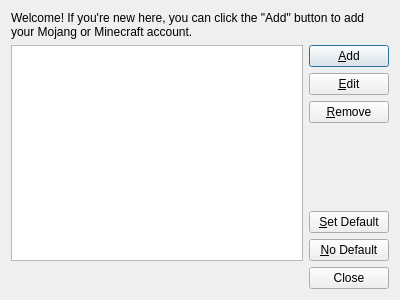
Above: gui/dialogs/AccountListDialog.ui from FreesmTeam/FreesmLauncher before the change. Below: the same form after it.
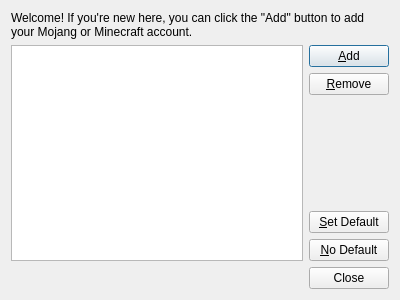
That is the form after the change.

Commit message:
Rework the password dialog
It's now used as a general purpose "account edit dialog". It'll be used
for entering usernames, passwords, or both.

What changed in the file:
```diff
--- a/gui/dialogs/AccountListDialog.ui
+++ b/gui/dialogs/AccountListDialog.ui
@@ -38,13 +38,6 @@
          </property>
         </widget>
        </item>
-       <item>
-        <widget class="QPushButton" name="editAccountBtn">
-         <property name="text">
-          <string>&amp;Edit</string>
-         </property>
-        </widget>
-       </item>
        <item>
         <widget class="QPushButton" name="rmAccountBtn">
          <property name="text">
```
The commit also changes 7 other files.
